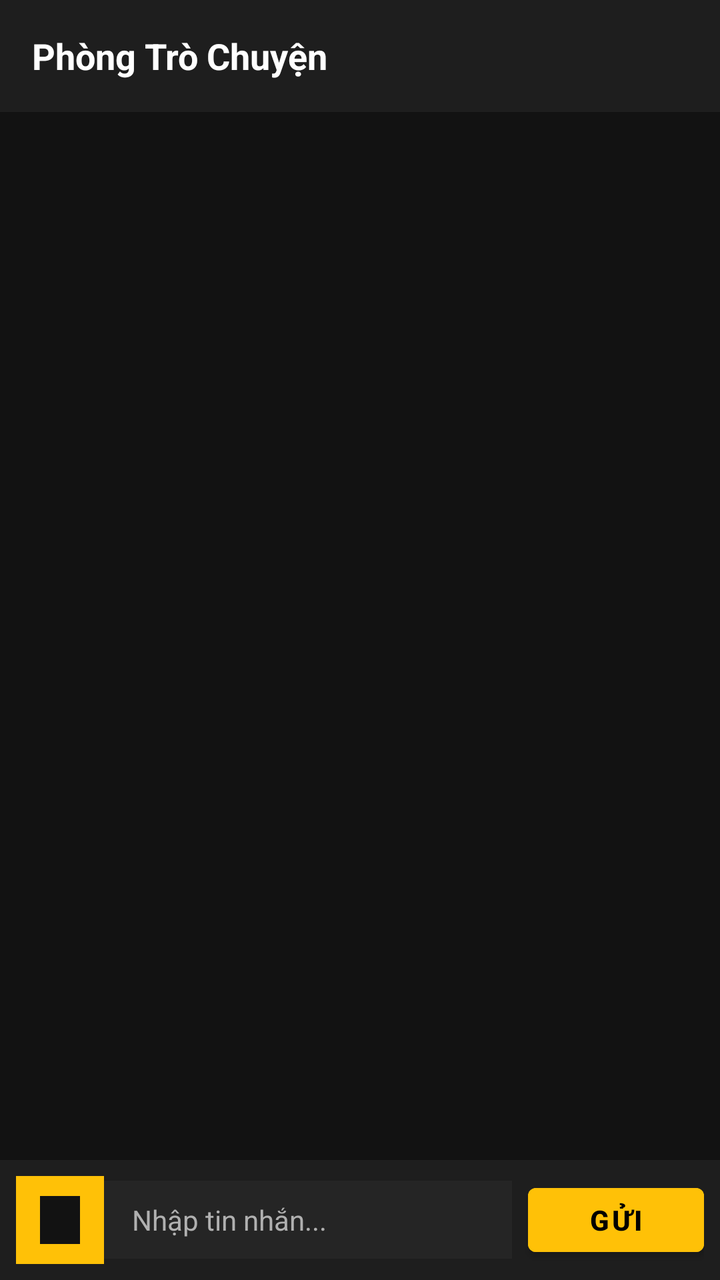
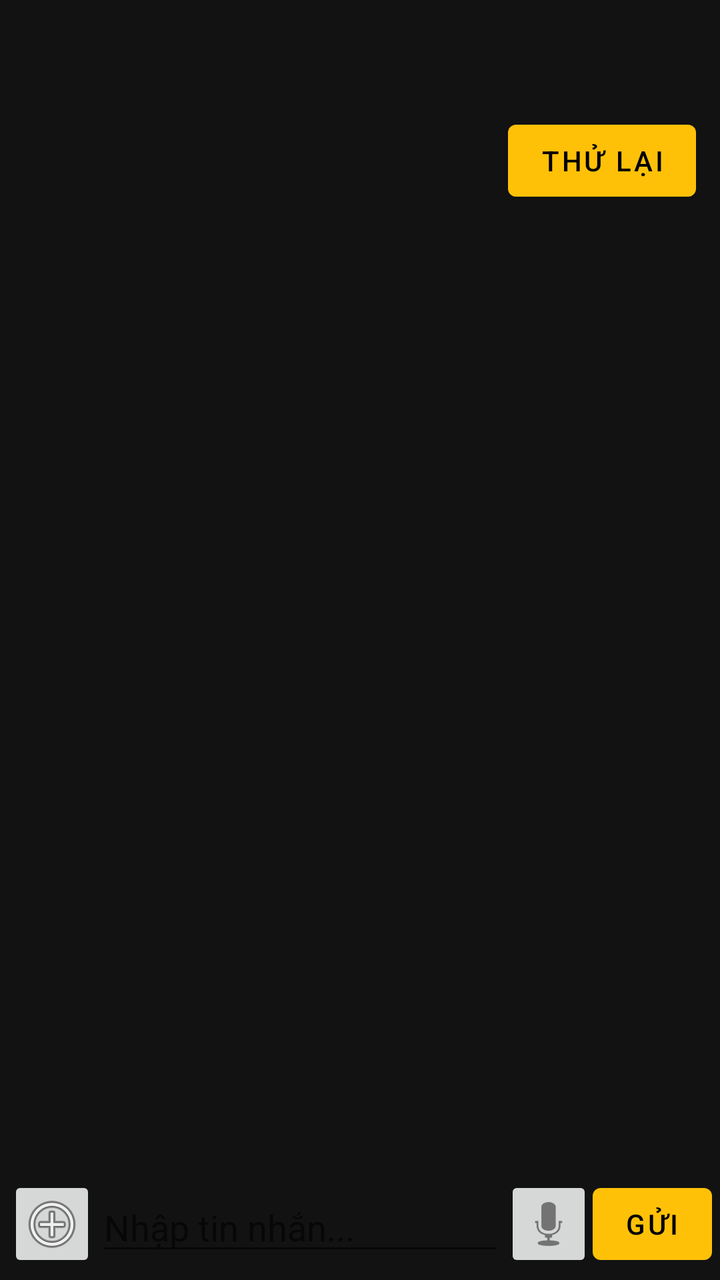

Two renders of the same Android screen: before a commit and after it. Below are the layout's source before the change and the commit's diff.
<!-- AndroidManifest.xml: application theme Theme.LocketChat -->
<!-- res/layout/activity_chat.xml -->
<?xml version="1.0" encoding="utf-8"?>
<RelativeLayout xmlns:android="http://schemas.android.com/apk/res/android"
    android:layout_width="match_parent"
    android:layout_height="match_parent"
    android:background="@color/background">

    
    <RelativeLayout
        android:id="@+id/chatHeader"
        android:layout_width="match_parent"
        android:layout_height="56dp"
        android:background="@color/surface"
        android:paddingHorizontal="16dp">

        <TextView
            android:id="@+id/tvChatTitle"
            android:layout_width="wrap_content"
            android:layout_height="wrap_content"
            android:layout_centerVertical="true"
            android:text="Phòng Trò Chuyện"
            android:textColor="@color/text_primary"
            android:textSize="18sp"
            android:textStyle="bold" />
    </RelativeLayout>

    
    <androidx.recyclerview.widget.RecyclerView
        android:id="@+id/rvMessages"
        android:layout_width="match_parent"
        android:layout_height="match_parent"
        android:layout_above="@id/bottomInputLayout"
        android:layout_below="@id/chatHeader"
        android:clipToPadding="false"
        android:padding="12dp" />

    
    <LinearLayout
        android:id="@+id/bottomInputLayout"
        android:layout_width="match_parent"
        android:layout_height="wrap_content"
        android:layout_alignParentBottom="true"
        android:background="@color/surface"
        android:gravity="center_vertical"
        android:orientation="horizontal"
        android:padding="8dp">

        <ImageButton
            android:id="@+id/btnAttach"
            android:layout_width="44dp"
            android:layout_height="44dp"
            android:background="?attr/selectableItemBackgroundBorderless"
            android:src="@drawable/ic_launcher_foreground" />

        <EditText
            android:id="@+id/etMessage"
            android:layout_width="0dp"
            android:layout_height="wrap_content"
            android:layout_weight="1"
            android:background="@color/card_bg"
            android:hint="@string/chat_input_hint"
            android:maxLines="4"
            android:paddingHorizontal="14dp"
            android:paddingVertical="10dp"
            android:textColor="@color/text_primary"
            android:textColorHint="@color/text_secondary"
            android:textSize="14sp" />

        <Button
            android:id="@+id/btnSend"
            android:layout_width="wrap_content"
            android:layout_height="44dp"
            android:layout_marginStart="8dp"
            android:backgroundTint="@color/primary"
            android:text="@string/btn_send"
            android:textColor="#000000"
            android:textStyle="bold" />
    </LinearLayout>

</RelativeLayout>
<!-- resources referenced by this layout -->
<resources>
  <color name="background">#121212</color>
  <color name="card_bg">#252525</color>
  <color name="primary">#FFC107</color>
  <color name="surface">#1E1E1E</color>
  <color name="text_primary">#FFFFFF</color>
  <color name="text_secondary">#B0B0B0</color>
  <!-- drawable ic_launcher_foreground (drawable) -->
  <vector xmlns:android="http://schemas.android.com/apk/res/android"
      android:width="108dp"
      android:height="108dp"
      android:viewportWidth="108"
      android:viewportHeight="108">
      <path
          android:fillColor="#FFC107"
          android:pathData="M54,16 A38,38 0 1,0 54,92 A38,38 0 1,0 54,16 Z" />
      <path
          android:fillColor="#121212"
          android:pathData="M44,42 h20 v24 h-20 Z" />
  </vector>
  <string name="btn_send">Gửi</string>
  <string name="chat_input_hint">Nhập tin nhắn...</string>
  <style name="Theme.LocketChat" parent="Theme.MaterialComponents.DayNight.NoActionBar">
          <item name="colorPrimary">@color/primary</item>
          <item name="colorPrimaryVariant">@color/primary_variant</item>
          <item name="colorOnPrimary">#000000</item>
          <item name="colorSecondary">@color/secondary</item>
          <item name="android:windowBackground">@color/background</item>
          <item name="android:statusBarColor">@color/background</item>
          <item name="android:navigationBarColor">@color/background</item>
      </style>
  <color name="primary_variant">#FFA000</color>
  <color name="secondary">#03DAC6</color>
</resources>

<!-- the commit's change to res/layout/activity_chat.xml (unified diff, before → after) -->
@@ -1,79 +1,35 @@
 <?xml version="1.0" encoding="utf-8"?>
-<RelativeLayout xmlns:android="http://schemas.android.com/apk/res/android"
-    android:layout_width="match_parent"
-    android:layout_height="match_parent"
-    android:background="@color/background">
-
-    
-    <RelativeLayout
-        android:id="@+id/chatHeader"
-        android:layout_width="match_parent"
-        android:layout_height="56dp"
-        android:background="@color/surface"
-        android:paddingHorizontal="16dp">
-
-        <TextView
-            android:id="@+id/tvChatTitle"
-            android:layout_width="wrap_content"
-            android:layout_height="wrap_content"
-            android:layout_centerVertical="true"
-            android:text="Phòng Trò Chuyện"
-            android:textColor="@color/text_primary"
-            android:textSize="18sp"
-            android:textStyle="bold" />
-    </RelativeLayout>
-
-    
-    <androidx.recyclerview.widget.RecyclerView
-        android:id="@+id/rvMessages"
-        android:layout_width="match_parent"
-        android:layout_height="match_parent"
-        android:layout_above="@id/bottomInputLayout"
-        android:layout_below="@id/chatHeader"
-        android:clipToPadding="false"
-        android:padding="12dp" />
-
-    
-    <LinearLayout
-        android:id="@+id/bottomInputLayout"
-        android:layout_width="match_parent"
-        android:layout_height="wrap_content"
-        android:layout_alignParentBottom="true"
-        android:background="@color/surface"
-        android:gravity="center_vertical"
-        android:orientation="horizontal"
-        android:padding="8dp">
-
-        <ImageButton
-            android:id="@+id/btnAttach"
-            android:layout_width="44dp"
-            android:layout_height="44dp"
-            android:background="?attr/selectableItemBackgroundBorderless"
-            android:src="@drawable/ic_launcher_foreground" />
-
-        <EditText
-            android:id="@+id/etMessage"
-            android:layout_width="0dp"
-            android:layout_height="wrap_content"
-            android:layout_weight="1"
-            android:background="@color/card_bg"
-            android:hint="@string/chat_input_hint"
-            android:maxLines="4"
-            android:paddingHorizontal="14dp"
-            android:paddingVertical="10dp"
-            android:textColor="@color/text_primary"
-            android:textColorHint="@color/text_secondary"
-            android:textSize="14sp" />
-
-        <Button
-            android:id="@+id/btnSend"
-            android:layout_width="wrap_content"
-            android:layout_height="44dp"
-            android:layout_marginStart="8dp"
-            android:backgroundTint="@color/primary"
-            android:text="@string/btn_send"
-            android:textColor="#000000"
-            android:textStyle="bold" />
+<LinearLayout xmlns:android="http://schemas.android.com/apk/res/android"
+    android:layout_width="match_parent" android:layout_height="match_parent"
+    android:orientation="vertical" android:background="@color/background">
+    <TextView android:id="@+id/tvChatTitle" android:layout_width="match_parent"
+        android:layout_height="wrap_content" android:padding="16dp"
+        android:textSize="18sp" android:textStyle="bold" android:textColor="@color/text_primary"/>
+    <LinearLayout android:layout_width="match_parent" android:layout_height="wrap_content"
+        android:orientation="horizontal" android:gravity="center_vertical" android:paddingHorizontal="12dp">
+        <TextView android:id="@+id/tvConnection" android:layout_width="0dp" android:layout_weight="1"
+            android:layout_height="wrap_content" android:textColor="@color/text_secondary"/>
+        <Button android:id="@+id/btnRetry" android:layout_width="wrap_content"
+            android:layout_height="wrap_content" android:text="Thử lại"/>
     </LinearLayout>
-
-</RelativeLayout>
+    <TextView android:id="@+id/tvChatError" android:layout_width="match_parent"
+        android:layout_height="wrap_content" android:paddingHorizontal="12dp" android:visibility="gone"
+        android:textColor="#EF9A9A"/>
+    <androidx.recyclerview.widget.RecyclerView android:id="@+id/rvMessages"
+        android:layout_width="match_parent" android:layout_height="0dp" android:layout_weight="1"
+        android:padding="12dp" android:clipToPadding="false"/>
+    <ProgressBar android:id="@+id/uploadProgress" style="?android:attr/progressBarStyleHorizontal"
+        android:layout_width="match_parent" android:layout_height="6dp" android:max="100" android:visibility="gone"/>
+    <LinearLayout android:layout_width="match_parent" android:layout_height="wrap_content"
+        android:orientation="horizontal" android:gravity="center_vertical" android:padding="4dp">
+        <ImageButton android:id="@+id/btnAttach" android:layout_width="44dp" android:layout_height="48dp"
+            android:src="@android:drawable/ic_menu_add" android:contentDescription="Đính kèm"/>
+        <EditText android:id="@+id/etMessage" android:layout_width="0dp" android:layout_weight="1"
+            android:layout_height="wrap_content" android:maxLines="4" android:inputType="textCapSentences|textMultiLine"
+            android:hint="@string/chat_input_hint" android:textColor="@color/text_primary"/>
+        <ImageButton android:id="@+id/btnMic" android:layout_width="44dp" android:layout_height="48dp"
+            android:src="@android:drawable/ic_btn_speak_now" android:contentDescription="Giữ để ghi âm"/>
+        <Button android:id="@+id/btnSend" android:layout_width="wrap_content" android:layout_height="48dp"
+            android:minWidth="48dp" android:text="@string/btn_send"/>
+    </LinearLayout>
+</LinearLayout>
<!-- resource entries referenced after the edit -->
@@ -1,24 +1,9 @@
 <!-- resources referenced by this layout -->
 <resources>
   <color name="background">#121212</color>
-  <color name="card_bg">#252525</color>
   <color name="primary">#FFC107</color>
-  <color name="surface">#1E1E1E</color>
   <color name="text_primary">#FFFFFF</color>
   <color name="text_secondary">#B0B0B0</color>
-  <!-- drawable ic_launcher_foreground (drawable) -->
-  <vector xmlns:android="http://schemas.android.com/apk/res/android"
-      android:width="108dp"
-      android:height="108dp"
-      android:viewportWidth="108"
-      android:viewportHeight="108">
-      <path
-          android:fillColor="#FFC107"
-          android:pathData="M54,16 A38,38 0 1,0 54,92 A38,38 0 1,0 54,16 Z" />
-      <path
-          android:fillColor="#121212"
-          android:pathData="M44,42 h20 v24 h-20 Z" />
-  </vector>
   <string name="btn_send">Gửi</string>
   <string name="chat_input_hint">Nhập tin nhắn...</string>
   <style name="Theme.LocketChat" parent="Theme.MaterialComponents.DayNight.NoActionBar">
